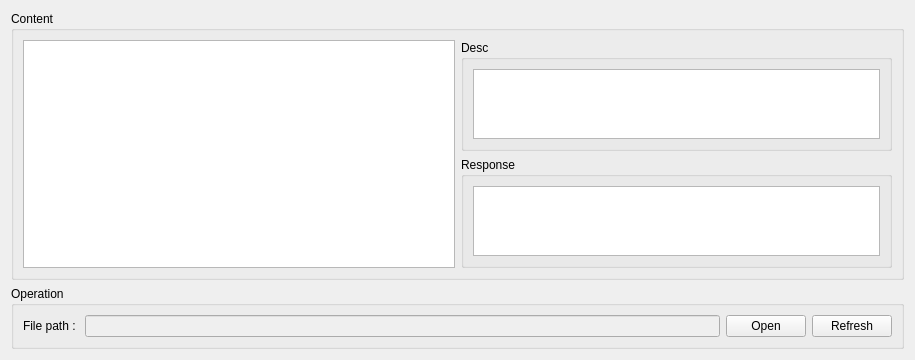
Above: ui/example_tab.ui from CasinoHe/GenerateCodeUseGPT before the change. Below: the same form after it.
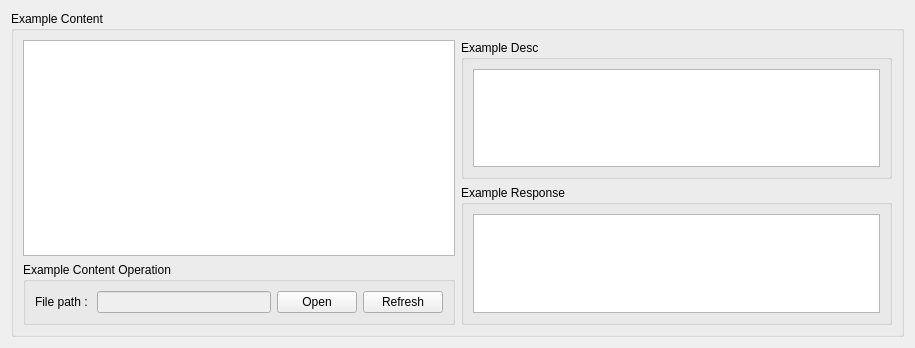
That is the form after the change.

What changed in the file:
```diff
--- a/ui/example_tab.ui
+++ b/ui/example_tab.ui
@@ -7,7 +7,7 @@
     <x>0</x>
     <y>0</y>
     <width>915</width>
-    <height>300</height>
+    <height>348</height>
    </rect>
   </property>
   <property name="windowTitle">
@@ -19,47 +19,18 @@
      <item>
       <widget class="QGroupBox" name="groupBoxExample">
        <property name="title">
-        <string>Content</string>
+        <string>Example Content</string>
        </property>
        <layout class="QHBoxLayout" name="horizontalLayout_5">
         <item>
+         <layout class="QVBoxLayout" name="verticalLayout_4">
+          <item>
          <widget class="QPlainTextEdit" name="plainTextEdit"/>
         </item>
         <item>
-         <layout class="QVBoxLayout" name="verticalLayout_3">
-          <item>
-           <widget class="QGroupBox" name="groupBoxDesc">
-            <property name="title">
-             <string>Desc</string>
-            </property>
-            <layout class="QHBoxLayout" name="horizontalLayout_4">
-             <item>
-              <widget class="QPlainTextEdit" name="plainTextEditExampleDesc"/>
-             </item>
-            </layout>
-           </widget>
-          </item>
-          <item>
-           <widget class="QGroupBox" name="groupBoxResponse">
-            <property name="title">
-             <string>Response</string>
-            </property>
-            <layout class="QHBoxLayout" name="horizontalLayout_6">
-             <item>
-              <widget class="QPlainTextEdit" name="plainTextEditExampleResponse"/>
-             </item>
-            </layout>
-           </widget>
-          </item>
-         </layout>
-        </item>
-       </layout>
-      </widget>
-     </item>
-     <item>
       <widget class="QGroupBox" name="groupBoxTabOperation">
        <property name="title">
-        <string>Operation</string>
+             <string>Example Content Operation</string>
        </property>
        <layout class="QHBoxLayout" name="horizontalLayout_2">
         <item>
@@ -95,6 +66,39 @@
              </widget>
             </item>
            </layout>
+               </item>
+              </layout>
+             </item>
+            </layout>
+           </widget>
+          </item>
+         </layout>
+        </item>
+        <item>
+         <layout class="QVBoxLayout" name="verticalLayout_3">
+          <item>
+           <widget class="QGroupBox" name="groupBoxDesc">
+            <property name="title">
+             <string>Example Desc</string>
+            </property>
+            <layout class="QHBoxLayout" name="horizontalLayout_4">
+             <item>
+              <widget class="QPlainTextEdit" name="plainTextEditExampleDesc"/>
+             </item>
+            </layout>
+           </widget>
+          </item>
+          <item>
+           <widget class="QGroupBox" name="groupBoxResponse">
+            <property name="title">
+             <string>Example Response</string>
+            </property>
+            <layout class="QHBoxLayout" name="horizontalLayout_6">
+             <item>
+              <widget class="QPlainTextEdit" name="plainTextEditExampleResponse"/>
+             </item>
+            </layout>
+           </widget>
           </item>
          </layout>
         </item>
```
Lines whose indentation alone changed are shown as unchanged.
